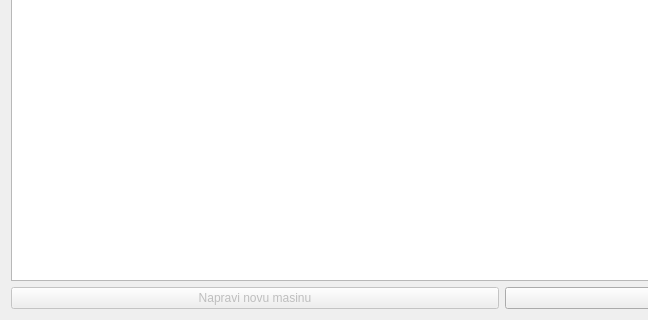
Old version of the form gui/POVI/machinesview.ui in the repository Loptica23/POVI; both pictures show x 0 to 648 and y 313 to 633 of the 1004 by 633 pixel window.
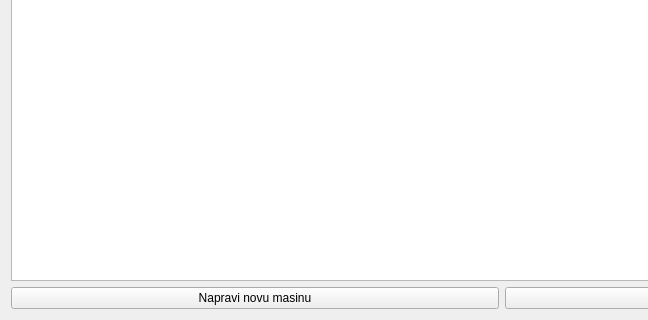
New version of the form.

```diff
--- a/gui/POVI/machinesview.ui
+++ b/gui/POVI/machinesview.ui
@@ -42,7 +42,7 @@
       <item>
        <widget class="QPushButton" name="NewMachine">
         <property name="enabled">
-         <bool>false</bool>
+         <bool>true</bool>
         </property>
         <property name="text">
          <string>Napravi novu masinu</string>
```
